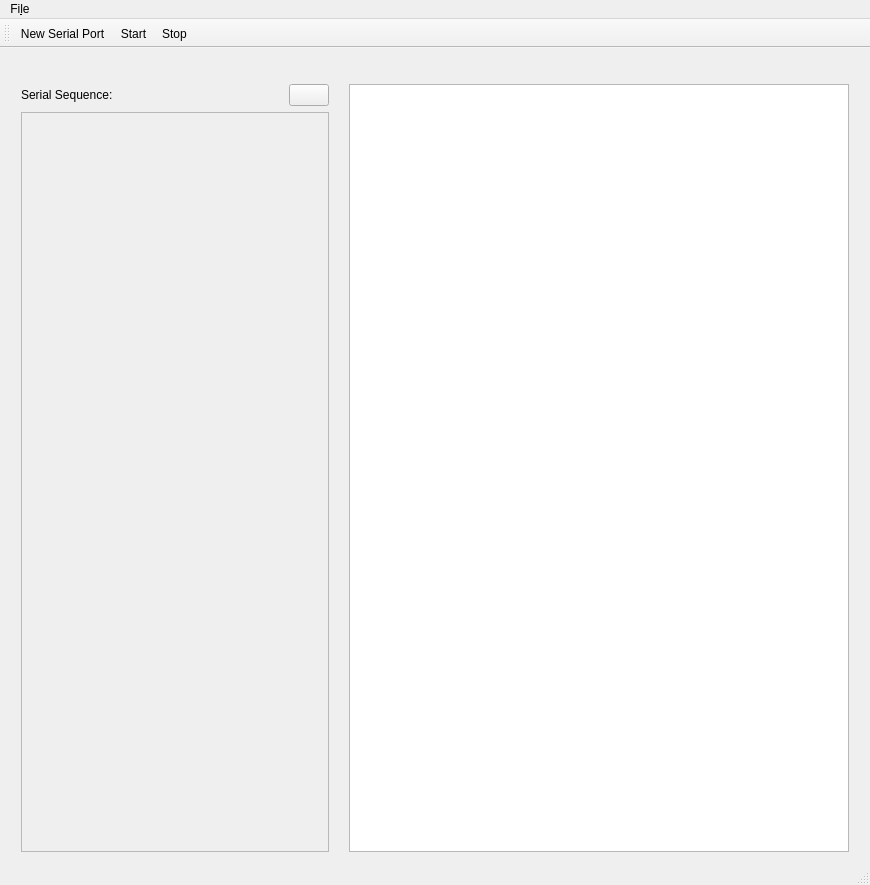
Old version of the form mainwindow.ui in the repository rcetin/pipo.
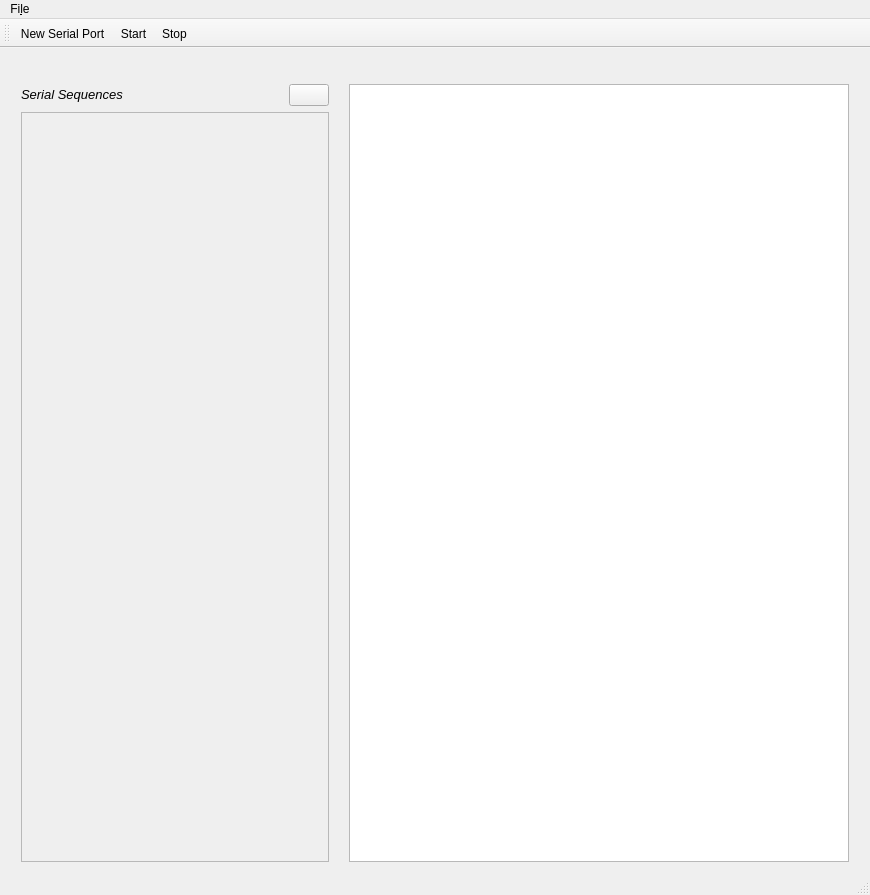
New version of the form. Icons and pictures are not drawn.

Commit message: some changes on serial sequences tab

What changed in the file:
```diff
--- a/mainwindow.ui
+++ b/mainwindow.ui
@@ -7,7 +7,7 @@
     <x>0</x>
     <y>0</y>
     <width>868</width>
-    <height>873</height>
+    <height>895</height>
    </rect>
   </property>
   <property name="windowTitle">
@@ -95,8 +95,15 @@
               <verstretch>0</verstretch>
              </sizepolicy>
             </property>
+            <property name="font">
+             <font>
+              <pointsize>10</pointsize>
+              <italic>true</italic>
+              <underline>false</underline>
+             </font>
+            </property>
             <property name="text">
-             <string>Serial Sequence:</string>
+             <string>Serial Sequences</string>
             </property>
            </widget>
           </item>
```
Left out of the diff: 3 changed lines with no effect on the pictures. The commit also changes 6 other files.
